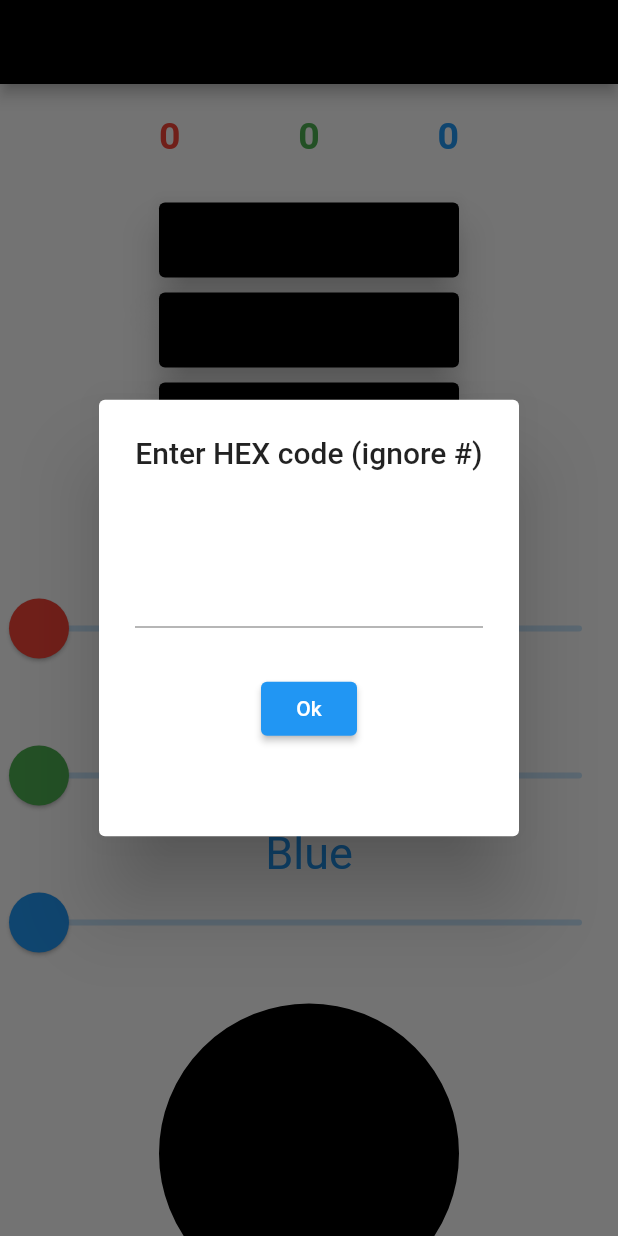
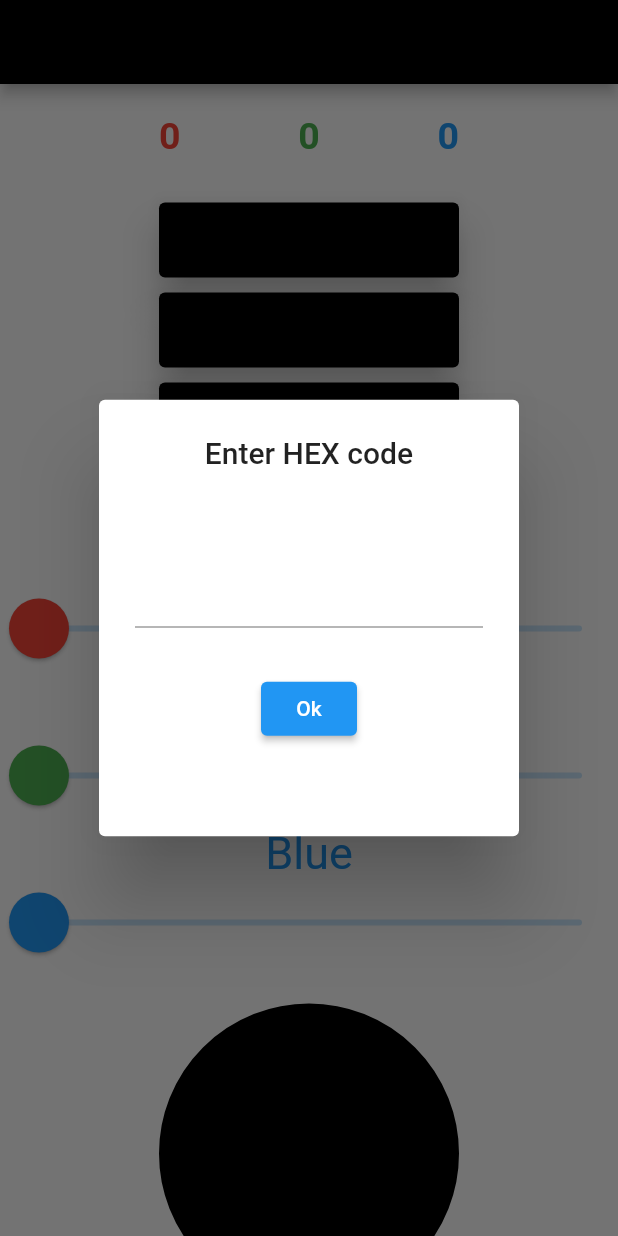
Before and after one commit to phantom3012/rgbcontrol, a Flutter app: the screen it shows after launch, after a tap on "Set HEX", on a phone screen of 412 x 824 dp. Run offline on Flutter 3.47's test engine with Material 2 defaults, Android fonts, the light colour scheme and no system bars; our stand-ins replace string_validator; missing offline and left inert: invert_colors.

Commit message:
made display changes

```diff
--- a/lib/main.dart
+++ b/lib/main.dart
@@ -111,7 +111,7 @@ class _MyHomePageState extends State<MyHomePage> {
     final _formKey = GlobalKey<FormState>();
     return AlertDialog(
       title: Text(
-        'Enter HEX code (ignore #)',
+        'Enter HEX code',
         textAlign: TextAlign.center,
       ),
       content: Container(
```
